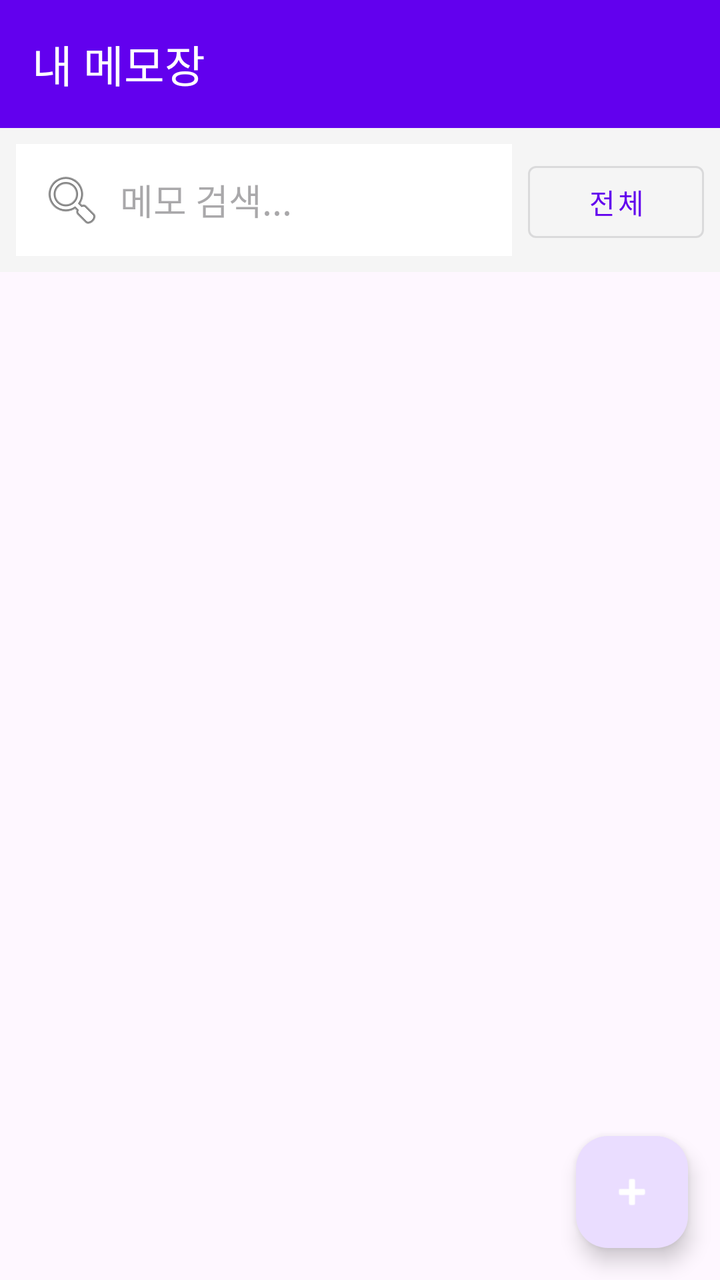
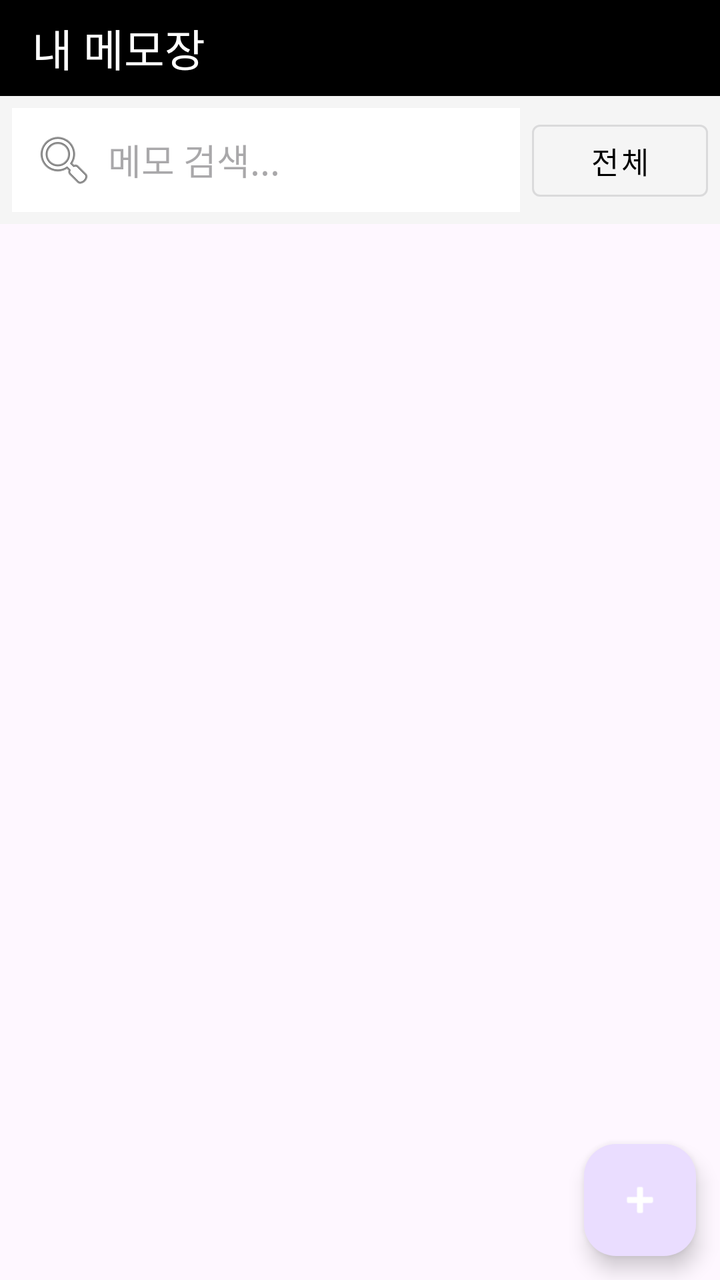

An Android layout rendered at two revisions. The XML below is the earlier revision; the diff shows what the commit changed to produce the second picture.
<!-- AndroidManifest.xml: activity theme Theme.JustWriteIt -->
<!-- res/layout/activity_main.xml -->
<?xml version="1.0" encoding="utf-8"?>
<androidx.coordinatorlayout.widget.CoordinatorLayout
    xmlns:android="http://schemas.android.com/apk/res/android"
    xmlns:app="http://schemas.android.com/apk/res-auto"
    android:layout_width="match_parent"
    android:layout_height="match_parent">

    
    <LinearLayout
        android:layout_width="match_parent"
        android:layout_height="match_parent"
        android:orientation="vertical">

        
        <com.google.android.material.appbar.AppBarLayout
            android:layout_width="match_parent"
            android:layout_height="wrap_content">

            <androidx.appcompat.widget.Toolbar
                android:id="@+id/toolbar"
                android:layout_width="match_parent"
                android:layout_height="?attr/actionBarSize"
                android:background="?attr/colorPrimary"
                app:title="내 메모장"
                app:titleTextColor="@android:color/white" />
        </com.google.android.material.appbar.AppBarLayout>

        
        <LinearLayout
            android:layout_width="match_parent"
            android:layout_height="wrap_content"
            android:orientation="horizontal"
            android:padding="8dp"
            android:background="#F5F5F5">

            <EditText
                android:id="@+id/editTextSearch"
                android:layout_width="0dp"
                android:layout_height="wrap_content"
                android:layout_weight="1"
                android:hint="메모 검색..."
                android:padding="12dp"
                android:background="@android:color/white"
                android:drawableStart="@android:drawable/ic_menu_search"
                android:drawablePadding="8dp" />

            <Button
                android:id="@+id/btnClearSearch"
                android:layout_width="wrap_content"
                android:layout_height="wrap_content"
                android:layout_marginStart="8dp"
                android:text="전체"
                style="@style/Widget.MaterialComponents.Button.OutlinedButton" />
        </LinearLayout>

        
        <androidx.recyclerview.widget.RecyclerView
            android:id="@+id/recyclerViewNotes"
            android:layout_width="match_parent"
            android:layout_height="0dp"
            android:layout_weight="1"
            android:clipToPadding="false"
            android:padding="4dp" />

        
        <TextView
            android:id="@+id/textViewEmpty"
            android:layout_width="wrap_content"
            android:layout_height="wrap_content"
            android:layout_gravity="center"
            android:text="메모가 없습니다\n+ 버튼을 눌러 추가하세요"
            android:textSize="16sp"
            android:textColor="#999999"
            android:gravity="center"
            android:visibility="gone" />
    </LinearLayout>

    
    <com.google.android.material.floatingactionbutton.FloatingActionButton
        android:id="@+id/fabAddNote"
        android:layout_width="wrap_content"
        android:layout_height="wrap_content"
        android:layout_gravity="bottom|end"
        android:layout_margin="16dp"
        android:src="@android:drawable/ic_input_add"
        app:tint="@android:color/white" />
</androidx.coordinatorlayout.widget.CoordinatorLayout>
<!-- resources referenced by this layout -->
<resources>
  <style name="Theme.JustWriteIt" parent="Base.Theme.JustWriteIt" />
  <style name="Base.Theme.JustWriteIt" parent="Theme.Material3.Light.NoActionBar">
          
          <item name="colorPrimary">@color/purple_500</item>
          <item name="colorPrimaryVariant">@color/purple_700</item>
          <item name="colorOnPrimary">@color/white</item>
  
          <item name="colorSecondary">@color/teal_200</item>
          <item name="colorSecondaryVariant">@color/teal_700</item>
          <item name="colorOnSecondary">@color/black</item>
  
          <item name="android:statusBarColor">?attr/colorPrimaryVariant</item>
      </style>
  <color name="purple_500">#FF6200EE</color>
  <color name="purple_700">#FF3700B3</color>
  <color name="white">#FFFFFFFF</color>
  <color name="teal_200">#FF03DAC5</color>
  <color name="teal_700">#FF018786</color>
  <color name="black">#FF000000</color>
</resources>

<!-- the commit's change to res/layout/activity_main.xml (unified diff, before → after) -->
@@ -5,7 +5,6 @@
     android:layout_width="match_parent"
     android:layout_height="match_parent">
 
-    
     <LinearLayout
         android:layout_width="match_parent"
         android:layout_height="match_parent"
@@ -19,7 +18,7 @@
             <androidx.appcompat.widget.Toolbar
                 android:id="@+id/toolbar"
                 android:layout_width="match_parent"
-                android:layout_height="?attr/actionBarSize"
+                android:layout_height="@dimen/toolbar_height"
                 android:background="?attr/colorPrimary"
                 app:title="내 메모장"
                 app:titleTextColor="@android:color/white" />
@@ -30,27 +29,23 @@
             android:layout_width="match_parent"
             android:layout_height="wrap_content"
             android:orientation="horizontal"
-            android:padding="8dp"
+            android:padding="@dimen/spacing_small"
             android:background="#F5F5F5">
 
             <EditText
                 android:id="@+id/editTextSearch"
+                style="@style/AppEditText.Search"
                 android:layout_width="0dp"
                 android:layout_height="wrap_content"
-                android:layout_weight="1"
-                android:hint="메모 검색..."
-                android:padding="12dp"
-                android:background="@android:color/white"
-                android:drawableStart="@android:drawable/ic_menu_search"
-                android:drawablePadding="8dp" />
+                android:layout_weight="1" />
 
             <Button
                 android:id="@+id/btnClearSearch"
+                style="@style/AppButton.Outlined"
                 android:layout_width="wrap_content"
                 android:layout_height="wrap_content"
-                android:layout_marginStart="8dp"
-                android:text="전체"
-                style="@style/Widget.MaterialComponents.Button.OutlinedButton" />
+                android:layout_marginStart="@dimen/spacing_small"
+                android:text="전체" />
         </LinearLayout>
 
         
@@ -60,18 +55,16 @@
             android:layout_height="0dp"
             android:layout_weight="1"
             android:clipToPadding="false"
-            android:padding="4dp" />
+            android:padding="@dimen/spacing_tiny" />
 
         
         <TextView
             android:id="@+id/textViewEmpty"
+            style="@style/TextAppearance.EmptyState"
             android:layout_width="wrap_content"
             android:layout_height="wrap_content"
             android:layout_gravity="center"
             android:text="메모가 없습니다\n+ 버튼을 눌러 추가하세요"
-            android:textSize="16sp"
-            android:textColor="#999999"
-            android:gravity="center"
             android:visibility="gone" />
     </LinearLayout>
 
@@ -81,7 +74,7 @@
         android:layout_width="wrap_content"
         android:layout_height="wrap_content"
         android:layout_gravity="bottom|end"
-        android:layout_margin="16dp"
+        android:layout_margin="@dimen/margin_fab"
         android:src="@android:drawable/ic_input_add"
         app:tint="@android:color/white" />
 </androidx.coordinatorlayout.widget.CoordinatorLayout>
<!-- resource entries referenced after the edit -->
@@ -1,9 +1,33 @@
 <!-- resources referenced by this layout -->
 <resources>
+  <dimen name="margin_fab">16dp</dimen>
+  <dimen name="spacing_small">8dp</dimen>
+  <dimen name="spacing_tiny">4dp</dimen>
+  <dimen name="toolbar_height">56dp</dimen>
+  <style name="AppButton.Outlined" parent="Widget.MaterialComponents.Button.OutlinedButton">
+          <item name="android:textSize">@dimen/text_size_normal</item>
+      </style>
+  <style name="AppEditText.Search" parent="AppEditText">
+          <item name="android:hint">메모 검색...</item>
+          <item name="android:background">@android:color/white</item>
+          <item name="android:drawableStart">@android:drawable/ic_menu_search</item>
+          <item name="android:drawablePadding">@dimen/spacing_small</item>
+      </style>
+  <style name="TextAppearance.EmptyState" parent="TextAppearance.AppCompat">
+          <item name="android:textSize">@dimen/text_size_medium</item>
+          <item name="android:textColor">#999999</item>
+          <item name="android:gravity">center</item>
+      </style>
   <style name="Theme.JustWriteIt" parent="Base.Theme.JustWriteIt" />
+  <dimen name="text_size_normal">14sp</dimen>
+  <style name="AppEditText" parent="Widget.AppCompat.EditText">
+          <item name="android:padding">@dimen/padding_edit_text</item>
+          <item name="android:background">@android:drawable/editbox_background</item>
+      </style>
+  <dimen name="text_size_medium">16sp</dimen>
   <style name="Base.Theme.JustWriteIt" parent="Theme.Material3.Light.NoActionBar">
           
-          <item name="colorPrimary">@color/purple_500</item>
+          <item name="colorPrimary">@color/black</item>
           <item name="colorPrimaryVariant">@color/purple_700</item>
           <item name="colorOnPrimary">@color/white</item>
   
@@ -13,7 +37,7 @@
   
           <item name="android:statusBarColor">?attr/colorPrimaryVariant</item>
       </style>
-  <color name="purple_500">#FF6200EE</color>
+  <dimen name="padding_edit_text">12dp</dimen>
   <color name="purple_700">#FF3700B3</color>
   <color name="white">#FFFFFFFF</color>
   <color name="teal_200">#FF03DAC5</color>
